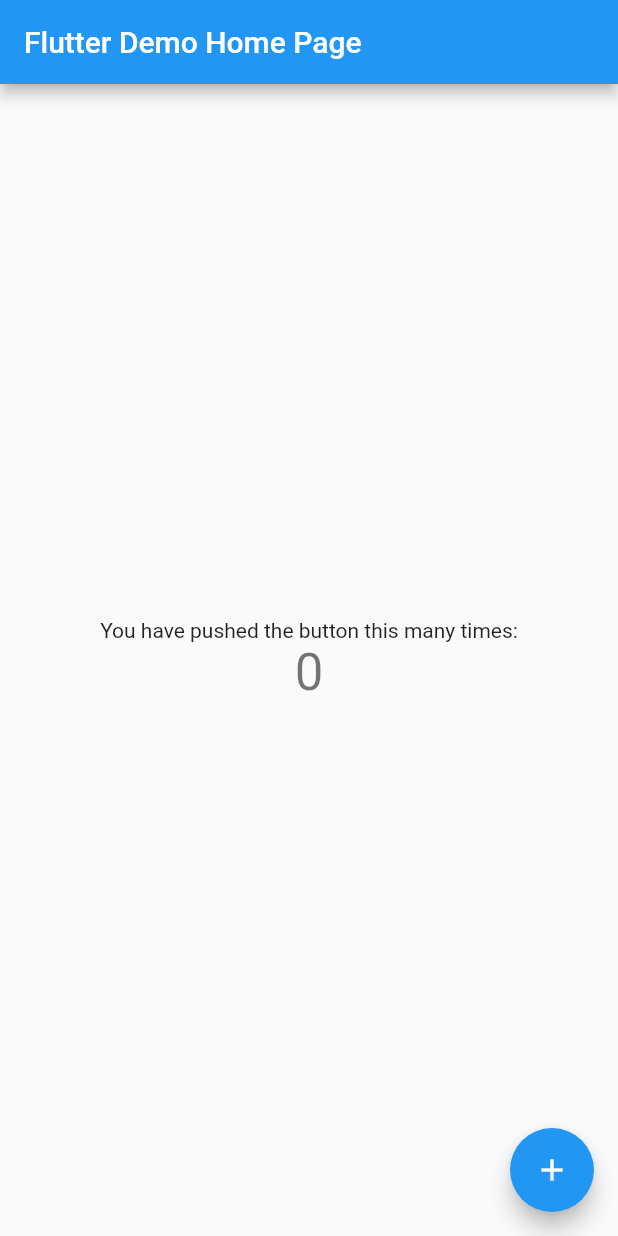
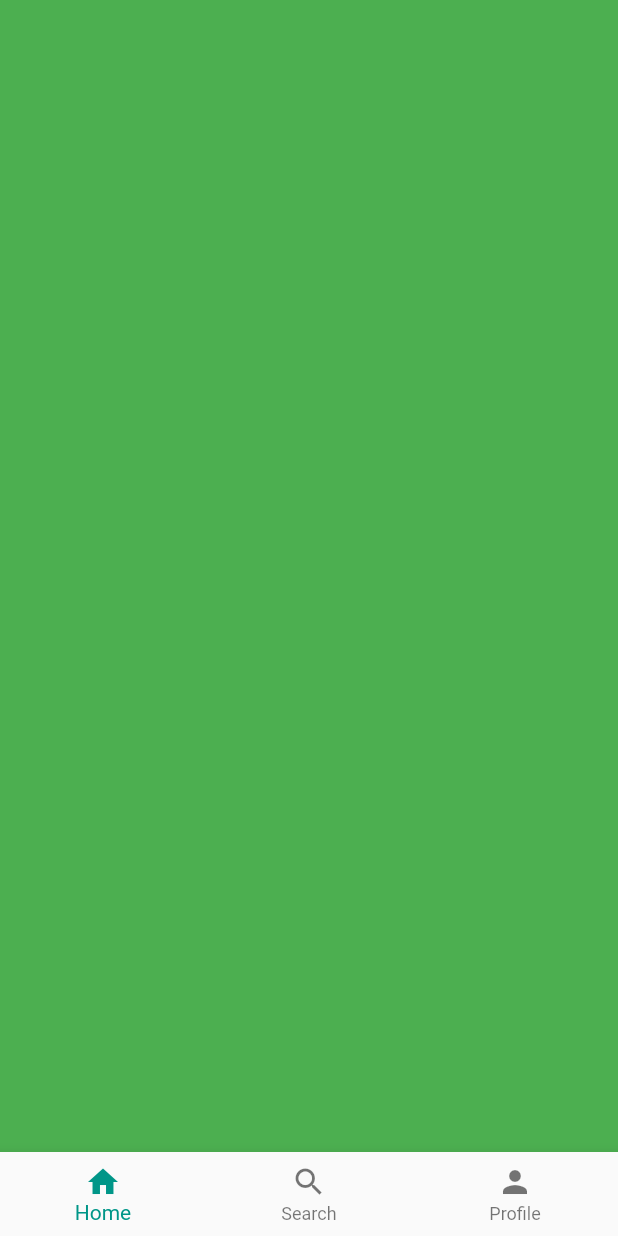
Before and after one commit to trojan/4writers, a Flutter app: the screen it shows after launch, on a phone screen of 412 x 824 dp. Run offline on Flutter 3.47's test engine with Material 2 defaults, Android fonts, the phone set to English and light mode, and no system bars.

Commit message:
added the bottom navigation bar and the widgets' placeholder

```diff
--- /dev/null
+++ b/lib/home_widget.dart
@@ -0,0 +1,54 @@
+import 'package:flutter/material.dart';
+import 'homepage_widget.dart';
+import 'search_widget.dart';
+import 'profile_widget.dart';
+
+class Home extends StatefulWidget {
+  @override
+  State<StatefulWidget> createState() {
+    return _HomeState();
+  }
+}
+
+class _HomeState extends State<Home> {
+  int _currentIndex = 0;
+  final List<Widget> _children = [
+    HomepageWidget(),
+    SearchWidget(),
+    ProfileWidget()
+  ];
+
+  @override
+  Widget build(BuildContext context) {
+    return Scaffold(
+      // appBar: AppBar(
+      //   title: Text('My Flutter App'),
+      // ),
+      body: _children[_currentIndex],
+      bottomNavigationBar: BottomNavigationBar(
+        onTap: onTabTapped,
+        currentIndex: _currentIndex, // this will be set when a new tab is tapped
+        items: [
+          BottomNavigationBarItem(
+            icon: new Icon(Icons.home),
+            title: new Text('Home'),
+          ),
+          BottomNavigationBarItem(
+            icon: new Icon(Icons.search),
+            title: new Text('Search'),
+          ),
+          BottomNavigationBarItem(
+            icon: Icon(Icons.person),
+            title: Text('Profile')
+          )
+        ],
+      ),
+    );
+  }
+
+  void onTabTapped(int index) {
+    setState(() {
+        _currentIndex = index;
+    });
+  }
+}
--- /dev/null
+++ b/lib/homepage_widget.dart
@@ -0,0 +1,10 @@
+import 'package:flutter/material.dart';
+
+class HomepageWidget extends StatelessWidget {
+  @override
+  Widget build(BuildContext context) {
+    return Container(
+      color: Colors.green
+    );
+  }
+}
--- a/lib/main.dart
+++ b/lib/main.dart
@@ -1,111 +1,17 @@
 import 'package:flutter/material.dart';
+import 'home_widget.dart';
 
-void main() => runApp(MyApp());
+void main() => runApp(App());
 
-class MyApp extends StatelessWidget {
-  // This widget is the root of your application.
+class App extends StatelessWidget {
   @override
   Widget build(BuildContext context) {
     return MaterialApp(
-      title: 'Flutter Demo',
+      title: 'My Flutter App',
       theme: ThemeData(
-        // This is the theme of your application.
-        //
-        // Try running your application with "flutter run". You'll see the
-        // application has a blue toolbar. Then, without quitting the app, try
-        // changing the primarySwatch below to Colors.green and then invoke
-        // "hot reload" (press "r" in the console where you ran "flutter run",
-        // or simply save your changes to "hot reload" in a Flutter IDE).
-        // Notice that the counter didn't reset back to zero; the application
-        // is not restarted.
-        primarySwatch: Colors.blue,
+        primarySwatch: Colors.teal
       ),
-      home: MyHomePage(title: 'Flutter Demo Home Page'),
+      home: Home(),
     );
   }
 }
-
-class MyHomePage extends StatefulWidget {
-  MyHomePage({Key key, this.title}) : super(key: key);
-
-  // This widget is the home page of your application. It is stateful, meaning
-  // that it has a State object (defined below) that contains fields that affect
-  // how it looks.
-
-  // This class is the configuration for the state. It holds the values (in this
-  // case the title) provided by the parent (in this case the App widget) and
-  // used by the build method of the State. Fields in a Widget subclass are
-  // always marked "final".
-
-  final String title;
-
-  @override
-  _MyHomePageState createState() => _MyHomePageState();
-}
-
-class _MyHomePageState extends State<MyHomePage> {
-  int _counter = 0;
-
-  void _incrementCounter() {
-    setState(() {
-      // This call to setState tells the Flutter framework that something has
-      // changed in this State, which causes it to rerun the build method below
-      // so that the display can reflect the updated values. If we changed
-      // _counter without calling setState(), then the build method would not be
-      // called again, and so nothing would appear to happen.
-      _counter++;
-    });
-  }
-
-  @override
-  Widget build(BuildContext context) {
-    // This method is rerun every time setState is called, for instance as done
-    // by the _incrementCounter method above.
-    //
-    // The Flutter framework has been optimized to make rerunning build methods
-    // fast, so that you can just rebuild anything that needs updating rather
-    // than having to individually change instances of widgets.
-    return Scaffold(
-      appBar: AppBar(
-        // Here we take the value from the MyHomePage object that was created by
-        // the App.build method, and use it to set our appbar title.
-        title: Text(widget.title),
-      ),
-      body: Center(
-        // Center is a layout widget. It takes a single child and positions it
-        // in the middle of the parent.
-        child: Column(
-          // Column is also layout widget. It takes a list of children and
-          // arranges them vertically. By default, it sizes itself to fit its
-          // children horizontally, and tries to be as tall as its parent.
-          //
-          // Invoke "debug painting" (press "p" in the console, choose the
-          // "Toggle Debug Paint" action from the Flutter Inspector in Android
-          // Studio, or the "Toggle Debug Paint" command in Visual Studio Code)
-          // to see the wireframe for each widget.
-          //
-          // Column has various properties to control how it sizes itself and
-          // how it positions its children. Here we use mainAxisAlignment to
-          // center the children vertically; the main axis here is the vertical
-          // axis because Columns are vertical (the cross axis would be
-          // horizontal).
-          mainAxisAlignment: MainAxisAlignment.center,
-          children: <Widget>[
-            Text(
-              'You have pushed the button this many times:',
-            ),
-            Text(
-              '$_counter',
-              style: Theme.of(context).textTheme.display1,
-            ),
-          ],
-        ),
-      ),
-      floatingActionButton: FloatingActionButton(
-        onPressed: _incrementCounter,
-        tooltip: 'Increment',
-        child: Icon(Icons.add),
-      ), // This trailing comma makes auto-formatting nicer for build methods.
-    );
-  }
-}
--- /dev/null
+++ b/lib/profile_widget.dart
@@ -0,0 +1,10 @@
+import 'package:flutter/material.dart';
+
+class ProfileWidget extends StatelessWidget {
+  @override
+  Widget build(BuildContext context) {
+    return Container(
+      color: Colors.blue
+    );
+  }
+}
--- /dev/null
+++ b/lib/search_widget.dart
@@ -0,0 +1,10 @@
+import 'package:flutter/material.dart';
+
+class SearchWidget extends StatelessWidget {
+  @override
+  Widget build(BuildContext context) {
+    return Container(
+      color: Colors.red
+    );
+  }
+}
```
Also changed, not shown: pubspec.lock, 2 other files.
